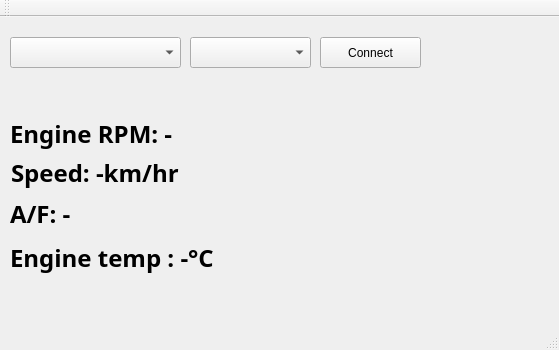
Old version of the form mobile_monitor/mainwindow.ui in the repository shengwen-tw/nchu_super_mobile.
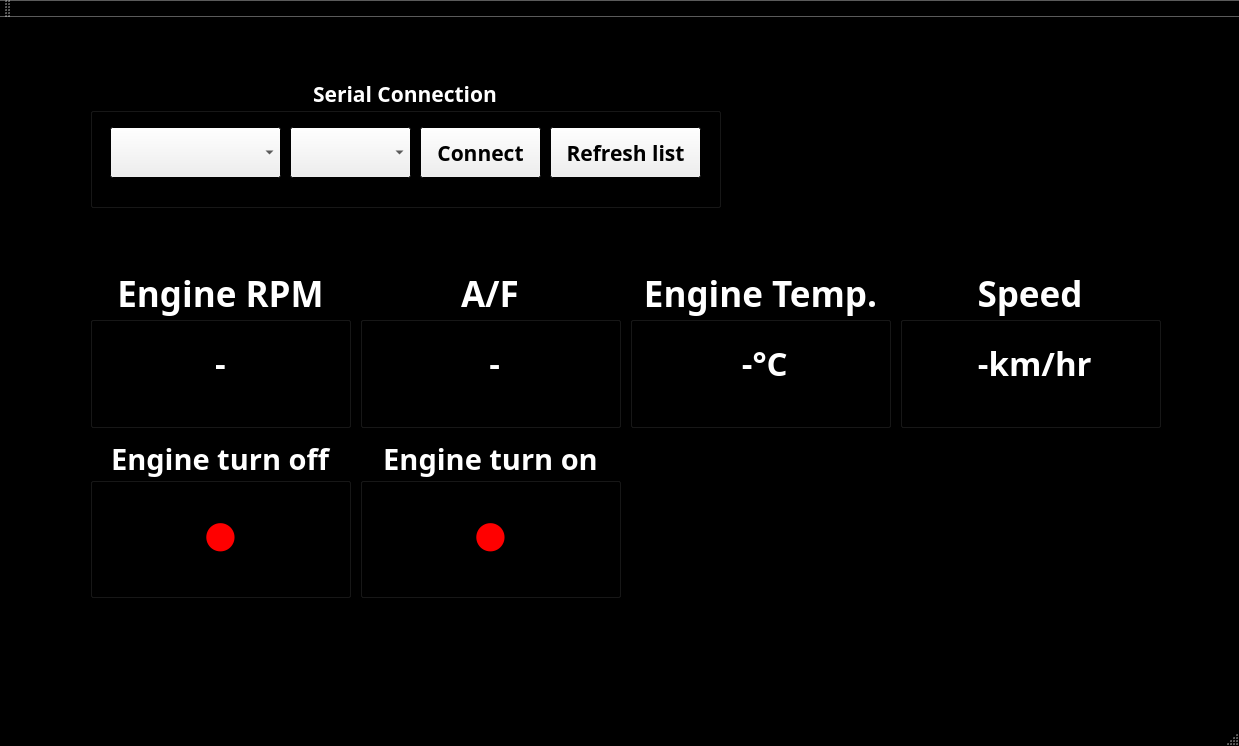
New version of the form.

```diff
--- a/mobile_monitor/mainwindow.ui
+++ b/mobile_monitor/mainwindow.ui
@@ -6,136 +6,822 @@
    <rect>
     <x>0</x>
     <y>0</y>
-    <width>559</width>
-    <height>350</height>
+    <width>1239</width>
+    <height>746</height>
    </rect>
   </property>
+  <property name="palette">
+   <palette>
+    <active>
+     <colorrole role="Base">
+      <brush brushstyle="SolidPattern">
+       <color alpha="255">
+        <red>255</red>
+        <green>255</green>
+        <blue>255</blue>
+       </color>
+      </brush>
+     </colorrole>
+     <colorrole role="Window">
+      <brush brushstyle="SolidPattern">
+       <color alpha="255">
+        <red>0</red>
+        <green>0</green>
+        <blue>0</blue>
+       </color>
+      </brush>
+     </colorrole>
+    </active>
+    <inactive>
+     <colorrole role="Base">
+      <brush brushstyle="SolidPattern">
+       <color alpha="255">
+        <red>255</red>
+        <green>255</green>
+        <blue>255</blue>
+       </color>
+      </brush>
+     </colorrole>
+     <colorrole role="Window">
+      <brush brushstyle="SolidPattern">
+       <color alpha="255">
+        <red>0</red>
+        <green>0</green>
+        <blue>0</blue>
+       </color>
+      </brush>
+     </colorrole>
+    </inactive>
+    <disabled>
+     <colorrole role="Base">
+      <brush brushstyle="SolidPattern">
+       <color alpha="255">
+        <red>0</red>
+        <green>0</green>
+        <blue>0</blue>
+       </color>
+      </brush>
+     </colorrole>
+     <colorrole role="Window">
+      <brush brushstyle="SolidPattern">
+       <color alpha="255">
+        <red>0</red>
+        <green>0</green>
+        <blue>0</blue>
+       </color>
+      </brush>
+     </colorrole>
+    </disabled>
+   </palette>
+  </property>
   <property name="windowTitle">
    <string>MainWindow</string>
   </property>
   <widget class="QWidget" name="centralWidget">
-   <widget class="QLabel" name="af_label">
+   <widget class="QFrame" name="frame">
     <property name="geometry">
      <rect>
-      <x>10</x>
-      <y>180</y>
-      <width>211</width>
-      <height>33</height>
-     </rect>
-    </property>
-    <property name="font">
-     <font>
-      <family>Adobe Arabic</family>
-      <pointsize>18</pointsize>
-      <weight>75</weight>
-      <bold>true</bold>
-     </font>
-    </property>
-    <property name="text">
-     <string>A/F: -</string>
-    </property>
-   </widget>
-   <widget class="QPushButton" name="connect_button">
-    <property name="geometry">
-     <rect>
-      <x>320</x>
-      <y>20</y>
-      <width>101</width>
-      <height>31</height>
-     </rect>
-    </property>
-    <property name="text">
-     <string>Connect</string>
-    </property>
-   </widget>
-   <widget class="QLabel" name="rpm_label">
-    <property name="geometry">
-     <rect>
-      <x>10</x>
-      <y>100</y>
-      <width>371</width>
-      <height>33</height>
-     </rect>
-    </property>
-    <property name="font">
-     <font>
-      <family>Adobe Arabic</family>
-      <pointsize>18</pointsize>
-      <weight>75</weight>
-      <bold>true</bold>
-     </font>
-    </property>
-    <property name="text">
-     <string>Engine RPM: -</string>
-    </property>
-   </widget>
-   <widget class="QComboBox" name="baudrate_combo">
-    <property name="geometry">
-     <rect>
-      <x>190</x>
-      <y>20</y>
-      <width>121</width>
-      <height>31</height>
-     </rect>
-    </property>
-    <property name="currentText">
-     <string/>
-    </property>
-   </widget>
-   <widget class="QLabel" name="speed_label">
-    <property name="geometry">
-     <rect>
-      <x>11</x>
-      <y>139</y>
-      <width>301</width>
-      <height>33</height>
-     </rect>
-    </property>
-    <property name="font">
-     <font>
-      <family>Adobe Arabic</family>
-      <pointsize>18</pointsize>
-      <weight>75</weight>
-      <bold>true</bold>
-     </font>
-    </property>
-    <property name="text">
-     <string>Speed: -km/hr</string>
-    </property>
-   </widget>
-   <widget class="QLabel" name="engine_tmp_label">
-    <property name="geometry">
-     <rect>
-      <x>10</x>
+      <x>90</x>
       <y>220</y>
-      <width>341</width>
-      <height>41</height>
+      <width>1111</width>
+      <height>451</height>
      </rect>
+    </property>
+    <property name="frameShape">
+     <enum>QFrame::StyledPanel</enum>
+    </property>
+    <property name="frameShadow">
+     <enum>QFrame::Raised</enum>
+    </property>
+    <widget class="QGroupBox" name="groupBox">
+     <property name="geometry">
+      <rect>
+       <x>0</x>
+       <y>30</y>
+       <width>261</width>
+       <height>161</height>
+      </rect>
+     </property>
+     <property name="palette">
+      <palette>
+       <active>
+        <colorrole role="WindowText">
+         <brush brushstyle="SolidPattern">
+          <color alpha="255">
+           <red>255</red>
+           <green>255</green>
+           <blue>255</blue>
+          </color>
+         </brush>
+        </colorrole>
+       </active>
+       <inactive>
+        <colorrole role="WindowText">
+         <brush brushstyle="SolidPattern">
+          <color alpha="255">
+           <red>255</red>
+           <green>255</green>
+           <blue>255</blue>
+          </color>
+         </brush>
+        </colorrole>
+       </inactive>
+       <disabled>
+        <colorrole role="WindowText">
+         <brush brushstyle="SolidPattern">
+          <color alpha="255">
+           <red>120</red>
+           <green>120</green>
+           <blue>120</blue>
+          </color>
+         </brush>
+        </colorrole>
+       </disabled>
+      </palette>
+     </property>
+     <property name="font">
+      <font>
+       <family>Adobe Arabic</family>
+       <pointsize>26</pointsize>
+       <weight>75</weight>
+       <bold>true</bold>
+      </font>
+     </property>
+     <property name="title">
+      <string>Engine RPM</string>
+     </property>
+     <property name="alignment">
+      <set>Qt::AlignCenter</set>
+     </property>
+     <widget class="QLabel" name="rpm_label">
+      <property name="geometry">
+       <rect>
+        <x>10</x>
+        <y>40</y>
+        <width>241</width>
+        <height>111</height>
+       </rect>
+      </property>
+      <property name="font">
+       <font>
+        <family>Adobe Arabic</family>
+        <pointsize>25</pointsize>
+        <weight>75</weight>
+        <bold>true</bold>
+       </font>
+      </property>
+      <property name="text">
+       <string>-</string>
+      </property>
+      <property name="alignment">
+       <set>Qt::AlignCenter</set>
+      </property>
+     </widget>
+    </widget>
+    <widget class="QGroupBox" name="groupBox_2">
+     <property name="geometry">
+      <rect>
+       <x>270</x>
+       <y>30</y>
+       <width>261</width>
+       <height>161</height>
+      </rect>
+     </property>
+     <property name="palette">
+      <palette>
+       <active>
+        <colorrole role="WindowText">
+         <brush brushstyle="SolidPattern">
+          <color alpha="255">
+           <red>255</red>
+           <green>255</green>
+           <blue>255</blue>
+          </color>
+         </brush>
+        </colorrole>
+       </active>
+       <inactive>
+        <colorrole role="WindowText">
+         <brush brushstyle="SolidPattern">
+          <color alpha="255">
+           <red>255</red>
+           <green>255</green>
+           <blue>255</blue>
+          </color>
+         </brush>
+        </colorrole>
+       </inactive>
+       <disabled>
+        <colorrole role="WindowText">
+         <brush brushstyle="SolidPattern">
+          <color alpha="255">
+           <red>120</red>
+           <green>120</green>
+           <blue>120</blue>
+          </color>
+         </brush>
+        </colorrole>
+       </disabled>
+      </palette>
+     </property>
+     <property name="font">
+      <font>
+       <family>Adobe Arabic</family>
+       <pointsize>26</pointsize>
+       <weight>75</weight>
+       <bold>true</bold>
+      </font>
+     </property>
+     <property name="title">
+      <string>A/F</string>
+     </property>
+     <property name="alignment">
+      <set>Qt::AlignCenter</set>
+     </property>
+     <widget class="QLabel" name="af_label">
+      <property name="geometry">
+       <rect>
+        <x>10</x>
+        <y>40</y>
+        <width>241</width>
+        <height>111</height>
+       </rect>
+      </property>
+      <property name="font">
+       <font>
+        <family>Adobe Arabic</family>
+        <pointsize>25</pointsize>
+        <weight>75</weight>
+        <bold>true</bold>
+       </font>
+      </property>
+      <property name="text">
+       <string> -</string>
+      </property>
+      <property name="alignment">
+       <set>Qt::AlignCenter</set>
+      </property>
+     </widget>
+    </widget>
+    <widget class="QGroupBox" name="groupBox_4">
+     <property name="geometry">
+      <rect>
+       <x>540</x>
+       <y>30</y>
+       <width>261</width>
+       <height>161</height>
+      </rect>
+     </property>
+     <property name="palette">
+      <palette>
+       <active>
+        <colorrole role="WindowText">
+         <brush brushstyle="SolidPattern">
+          <color alpha="255">
+           <red>255</red>
+           <green>255</green>
+           <blue>255</blue>
+          </color>
+         </brush>
+        </colorrole>
+       </active>
+       <inactive>
+        <colorrole role="WindowText">
+         <brush brushstyle="SolidPattern">
+          <color alpha="255">
+           <red>255</red>
+           <green>255</green>
+           <blue>255</blue>
+          </color>
+         </brush>
+        </colorrole>
+       </inactive>
+       <disabled>
+        <colorrole role="WindowText">
+         <brush brushstyle="SolidPattern">
+          <color alpha="255">
+           <red>120</red>
+           <green>120</green>
+           <blue>120</blue>
+          </color>
+         </brush>
+        </colorrole>
+       </disabled>
+      </palette>
+     </property>
+     <property name="font">
+      <font>
+       <family>Adobe Arabic</family>
+       <pointsize>26</pointsize>
+       <weight>75</weight>
+       <bold>true</bold>
+      </font>
+     </property>
+     <property name="title">
+      <string>Engine Temp.</string>
+     </property>
+     <property name="alignment">
+      <set>Qt::AlignCenter</set>
+     </property>
+     <widget class="QLabel" name="engine_tmp_label">
+      <property name="geometry">
+       <rect>
+        <x>10</x>
+        <y>40</y>
+        <width>241</width>
+        <height>111</height>
+       </rect>
+      </property>
+      <property name="font">
+       <font>
+        <family>Adobe Arabic</family>
+        <pointsize>25</pointsize>
+        <weight>75</weight>
+        <bold>true</bold>
+       </font>
+      </property>
+      <property name="text">
+       <string> -°C</string>
+      </property>
+      <property name="alignment">
+       <set>Qt::AlignCenter</set>
+      </property>
+     </widget>
+    </widget>
+    <widget class="QGroupBox" name="groupBox_3">
+     <property name="geometry">
+      <rect>
+       <x>810</x>
+       <y>30</y>
+       <width>261</width>
+       <height>161</height>
+      </rect>
+     </property>
+     <property name="palette">
+      <palette>
+       <active>
+        <colorrole role="WindowText">
+         <brush brushstyle="SolidPattern">
+          <color alpha="255">
+           <red>255</red>
+           <green>255</green>
+           <blue>255</blue>
+          </color>
+         </brush>
+        </colorrole>
+       </active>
+       <inactive>
+        <colorrole role="WindowText">
+         <brush brushstyle="SolidPattern">
+          <color alpha="255">
+           <red>255</red>
+           <green>255</green>
+           <blue>255</blue>
+          </color>
+         </brush>
+        </colorrole>
+       </inactive>
+       <disabled>
+        <colorrole role="WindowText">
+         <brush brushstyle="SolidPattern">
+          <color alpha="255">
+           <red>120</red>
+           <green>120</green>
+           <blue>120</blue>
+          </color>
+         </brush>
+        </colorrole>
+       </disabled>
+      </palette>
+     </property>
+     <property name="font">
+      <font>
+       <family>Adobe Arabic</family>
+       <pointsize>26</pointsize>
+       <weight>75</weight>
+       <bold>true</bold>
+      </font>
+     </property>
+     <property name="title">
+      <string>Speed</string>
+     </property>
+     <property name="alignment">
+      <set>Qt::AlignCenter</set>
+     </property>
+     <widget class="QLabel" name="speed_label">
+      <property name="geometry">
+       <rect>
+        <x>10</x>
+        <y>40</y>
+        <width>241</width>
+        <height>111</height>
+       </rect>
+      </property>
+      <property name="font">
+       <font>
+        <family>Adobe Arabic</family>
+        <pointsize>25</pointsize>
+        <weight>75</weight>
+        <bold>true</bold>
+       </font>
+      </property>
+      <property name="text">
+       <string> -km/hr</string>
+      </property>
+      <property name="alignment">
+       <set>Qt::AlignCenter</set>
+      </property>
+     </widget>
+    </widget>
+    <widget class="QGroupBox" name="groupBox_6">
+     <property name="geometry">
+      <rect>
+       <x>0</x>
+       <y>200</y>
+       <width>261</width>
+       <height>161</height>
+      </rect>
+     </property>
+     <property name="palette">
+      <palette>
+       <active>
+        <colorrole role="WindowText">
+         <brush brushstyle="SolidPattern">
+          <color alpha="255">
+           <red>255</red>
+           <green>255</green>
+           <blue>255</blue>
+          </color>
+         </brush>
+        </colorrole>
+       </active>
+       <inactive>
+        <colorrole role="WindowText">
+         <brush brushstyle="SolidPattern">
+          <color alpha="255">
+           <red>255</red>
+           <green>255</green>
+           <blue>255</blue>
+          </color>
+         </brush>
+        </colorrole>
+       </inactive>
+       <disabled>
+        <colorrole role="WindowText">
+         <brush brushstyle="SolidPattern">
+          <color alpha="255">
+           <red>120</red>
+           <green>120</green>
+           <blue>120</blue>
+          </color>
+         </brush>
+        </colorrole>
+       </disabled>
+      </palette>
+     </property>
+     <property name="font">
+      <font>
+       <family>Adobe Arabic</family>
+       <pointsize>22</pointsize>
+       <weight>75</weight>
+       <bold>true</bold>
+      </font>
+     </property>
+     <property name="title">
+      <string>Engine turn off</string>
+     </property>
+     <property name="alignment">
+      <set>Qt::AlignCenter</set>
+     </property>
+     <widget class="QLabel" name="turn_off_indicator">
+      <property name="geometry">
+       <rect>
+        <x>10</x>
+        <y>40</y>
+        <width>241</width>
+        <height>111</height>
+       </rect>
+      </property>
+      <property name="palette">
+       <palette>
+        <active>
+         <colorrole role="WindowText">
+          <brush brushstyle="SolidPattern">
+           <color alpha="255">
+            <red>255</red>
+            <green>0</green>
+            <blue>0</blue>
+           </color>
+          </brush>
+         </colorrole>
+        </active>
+        <inactive>
+         <colorrole role="WindowText">
+          <brush brushstyle="SolidPattern">
+           <color alpha="255">
+            <red>255</red>
+            <green>0</green>
+            <blue>0</blue>
+           </color>
+          </brush>
+         </colorrole>
+        </inactive>
+        <disabled>
+         <colorrole role="WindowText">
+          <brush brushstyle="SolidPattern">
+           <color alpha="255">
+            <red>120</red>
+            <green>120</green>
+            <blue>120</blue>
+           </color>
+          </brush>
+         </colorrole>
+        </disabled>
+       </palette>
+      </property>
+      <property name="font">
+       <font>
+        <family>Adobe Arabic</family>
+        <pointsize>28</pointsize>
+        <weight>75</weight>
+        <bold>true</bold>
+       </font>
+      </property>
+      <property name="text">
+       <string>●</string>
+      </property>
+      <property name="alignment">
+       <set>Qt::AlignCenter</set>
+      </property>
+     </widget>
+    </widget>
+    <widget class="QGroupBox" name="groupBox_7">
+     <property name="geometry">
+      <rect>
+       <x>270</x>
+       <y>200</y>
+       <width>261</width>
+       <height>161</height>
+      </rect>
+     </property>
+     <property name="palette">
+      <palette>
+       <active>
+        <colorrole role="WindowText">
+         <brush brushstyle="SolidPattern">
+          <color alpha="255">
+           <red>255</red>
+           <green>255</green>
+           <blue>255</blue>
+          </color>
+         </brush>
+        </colorrole>
+       </active>
+       <inactive>
+        <colorrole role="WindowText">
+         <brush brushstyle="SolidPattern">
+          <color alpha="255">
+           <red>255</red>
+           <green>255</green>
+           <blue>255</blue>
+          </color>
+         </brush>
+        </colorrole>
+       </inactive>
+       <disabled>
+        <colorrole role="WindowText">
+         <brush brushstyle="SolidPattern">
+          <color alpha="255">
+           <red>120</red>
+           <green>120</green>
+           <blue>120</blue>
+          </color>
+         </brush>
+        </colorrole>
+       </disabled>
+      </palette>
+     </property>
+     <property name="font">
+      <font>
+       <family>Adobe Arabic</family>
+       <pointsize>22</pointsize>
+       <weight>75</weight>
+       <bold>true</bold>
+      </font>
+     </property>
+     <property name="title">
+      <string>Engine turn on</string>
+     </property>
+     <property name="alignment">
+      <set>Qt::AlignCenter</set>
+     </property>
+     <widget class="QLabel" name="turn_on_indicator">
+      <property name="geometry">
+       <rect>
+        <x>10</x>
+        <y>40</y>
+        <width>241</width>
+        <height>111</height>
+       </rect>
+      </property>
+      <property name="palette">
+       <palette>
+        <active>
+         <colorrole role="WindowText">
+          <brush brushstyle="SolidPattern">
+           <color alpha="255">
+            <red>255</red>
+            <green>0</green>
+            <blue>0</blue>
+           </color>
+          </brush>
+         </colorrole>
+        </active>
+        <inactive>
+         <colorrole role="WindowText">
+          <brush brushstyle="SolidPattern">
+           <color alpha="255">
+            <red>255</red>
+            <green>0</green>
+            <blue>0</blue>
+           </color>
+          </brush>
+         </colorrole>
+        </inactive>
+        <disabled>
+         <colorrole role="WindowText">
+          <brush brushstyle="SolidPattern">
+           <color alpha="255">
+            <red>120</red>
+            <green>120</green>
+            <blue>120</blue>
+           </color>
+          </brush>
+         </colorrole>
+        </disabled>
+       </palette>
+      </property>
+      <property name="font">
+       <font>
+        <family>Adobe Arabic</family>
+        <pointsize>28</pointsize>
+        <weight>75</weight>
+        <bold>true</bold>
+       </font>
+      </property>
+      <property name="text">
+       <string>●</string>
+      </property>
+      <property name="alignment">
+       <set>Qt::AlignCenter</set>
+      </property>
+     </widget>
+    </widget>
+   </widget>
+   <widget class="QGroupBox" name="groupBox_5">
+    <property name="geometry">
+     <rect>
+      <x>90</x>
+      <y>60</y>
+      <width>631</width>
+      <height>131</height>
+     </rect>
+    </property>
+    <property name="palette">
+     <palette>
+      <active>
+       <colorrole role="WindowText">
+        <brush brushstyle="SolidPattern">
+         <color alpha="255">
+          <red>255</red>
+          <green>255</green>
+          <blue>255</blue>
+         </color>
+        </brush>
+       </colorrole>
+      </active>
+      <inactive>
+       <colorrole role="WindowText">
+        <brush brushstyle="SolidPattern">
+         <color alpha="255">
+          <red>255</red>
+          <green>255</green>
+          <blue>255</blue>
+         </color>
+        </brush>
+       </colorrole>
+      </inactive>
+      <disabled>
+       <colorrole role="WindowText">
+        <brush brushstyle="SolidPattern">
+         <color alpha="255">
+          <red>120</red>
+          <green>120</green>
+          <blue>120</blue>
+         </color>
+        </brush>
+       </colorrole>
+      </disabled>
+     </palette>
     </property>
     <property name="font">
      <font>
       <family>Adobe Arabic</family>
-      <pointsize>18</pointsize>
+      <pointsize>16</pointsize>
       <weight>75</weight>
       <bold>true</bold>
      </font>
     </property>
-    <property name="text">
-     <string>Engine temp : -°C</string>
+    <property name="title">
+     <string>Serial Connection</string>
     </property>
-   </widget>
-   <widget class="QComboBox" name="serial_combo">
-    <property name="geometry">
-     <rect>
-      <x>10</x>
-      <y>20</y>
-      <width>171</width>
-      <height>31</height>
-     </rect>
+    <property name="alignment">
+     <set>Qt::AlignCenter</set>
     </property>
-    <property name="currentText">
-     <string/>
-    </property>
+    <widget class="QComboBox" name="serial_combo">
+     <property name="geometry">
+      <rect>
+       <x>20</x>
+       <y>50</y>
+       <width>171</width>
+       <height>51</height>
+      </rect>
+     </property>
+     <property name="font">
+      <font>
+       <family>Adobe Arabic</family>
+       <pointsize>16</pointsize>
+       <weight>75</weight>
+       <bold>true</bold>
+      </font>
+     </property>
+     <property name="currentText">
+      <string/>
+     </property>
+    </widget>
+    <widget class="QComboBox" name="baudrate_combo">
+     <property name="geometry">
+      <rect>
+       <x>200</x>
+       <y>50</y>
+       <width>121</width>
+       <height>51</height>
+      </rect>
+     </property>
+     <property name="font">
+      <font>
+       <family>Adobe Arabic</family>
+       <pointsize>16</pointsize>
+       <weight>75</weight>
+       <bold>true</bold>
+      </font>
+     </property>
+     <property name="currentText">
+      <string/>
+     </property>
+    </widget>
+    <widget class="QPushButton" name="connect_button">
+     <property name="geometry">
+      <rect>
+       <x>330</x>
+       <y>50</y>
+       <width>121</width>
+       <height>51</height>
+      </rect>
+     </property>
+     <property name="font">
+      <font>
+       <family>Adobe Arabic</family>
+       <pointsize>16</pointsize>
+       <weight>75</weight>
+       <bold>true</bold>
+      </font>
+     </property>
+     <property name="text">
+      <string>Connect</string>
+     </property>
+    </widget>
+    <widget class="QPushButton" name="connect_button_2">
+     <property name="geometry">
+      <rect>
+       <x>460</x>
+       <y>50</y>
+       <width>151</width>
+       <height>51</height>
+      </rect>
+     </property>
+     <property name="font">
+      <font>
+       <family>Adobe Arabic</family>
+       <pointsize>16</pointsize>
+       <weight>75</weight>
+       <bold>true</bold>
+      </font>
+     </property>
+     <property name="text">
+      <string>Refresh list</string>
+     </property>
+    </widget>
    </widget>
   </widget>
   <widget class="QMenuBar" name="menuBar">
```
Left out of the diff: 2 changed lines with no effect on the pictures.
